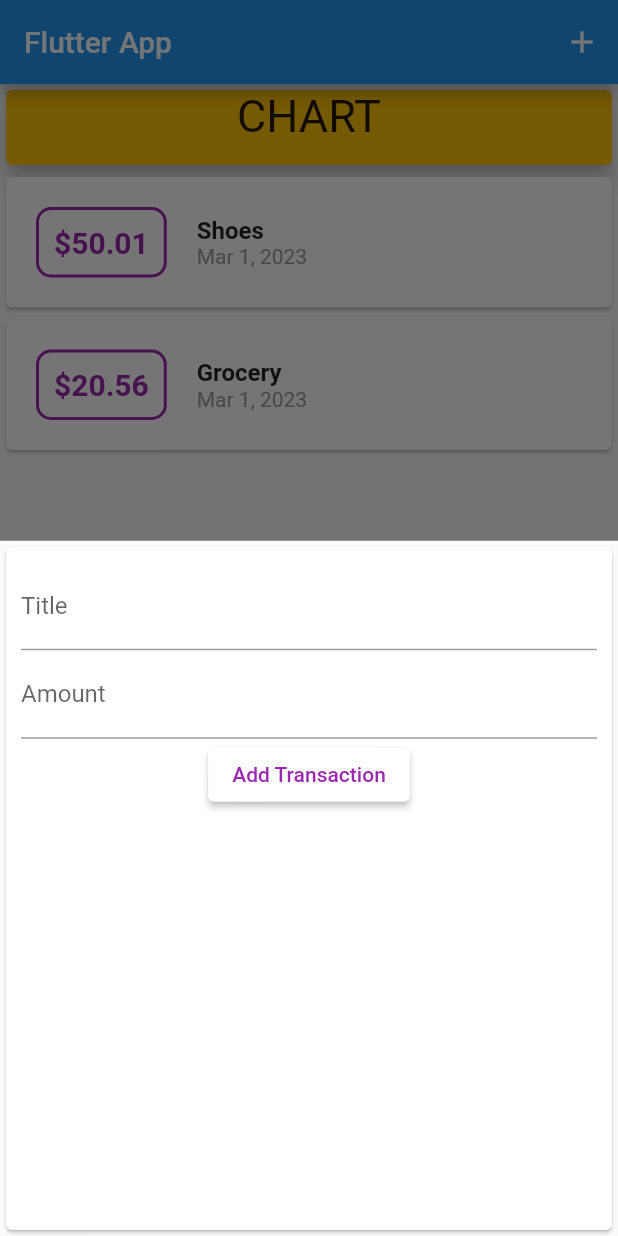
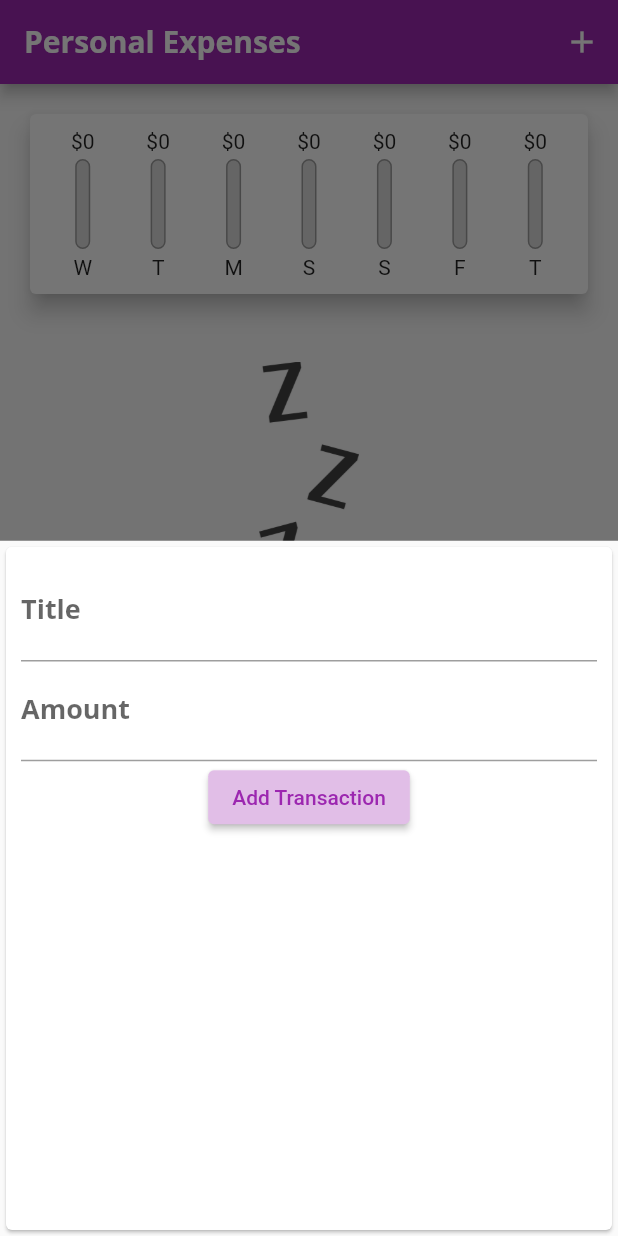
Before and after one commit to sirohiLakshya/expense_tracker, a Flutter app: the screen it shows after launch, after a tap on the "add" icon, on a phone screen of 412 x 824 dp. Run offline on Flutter 3.47's test engine with Material 2 defaults, Android fonts, the phone set to English and light mode, and no system bars.

Commit message:
New Changes

```diff
--- a/lib/main.dart
+++ b/lib/main.dart
@@ -1,6 +1,7 @@
 import 'package:expense_cal/widgets/new_transaction.dart';
 import 'package:flutter/material.dart';
 import './models/transaction.dart';
+import 'widgets/chart.dart';
 import 'widgets/transaction_list.dart';
 
 void main() {
@@ -11,7 +12,23 @@
   @override
   Widget build(BuildContext context) {
     return MaterialApp(
-      title: 'Flutter App',
+      theme: ThemeData(
+        primarySwatch: Colors.purple,
+        fontFamily: 'QuickSand',
+        textTheme: ThemeData.light().textTheme.copyWith(
+                titleMedium: TextStyle(
+              fontFamily: 'OpenSans',
+              fontWeight: FontWeight.bold,
+              fontSize: 18,
+            )),
+        appBarTheme: AppBarTheme(
+          titleTextStyle: TextStyle(
+              fontFamily: 'OpenSans',
+              fontSize: 20,
+              fontWeight: FontWeight.bold),
+        ),
+      ),
+      title: 'Personal Expenses',
       home: MyHomePage(),
     );
   }
@@ -24,19 +41,30 @@
 
 class _MyHomePageState extends State<MyHomePage> {
   final List<Transaction> _userTransactions = [
-    Transaction(
-      amount: 50.01,
-      date: DateTime.now(),
-      id: 't1',
-      title: 'Shoes',
-    ),
-    Transaction(
-      amount: 20.56,
-      date: DateTime.now(),
-      id: 't2',
-      title: 'Grocery',
-    )
+    // Transaction(
+    //   amount: 50.01,
+    //   date: DateTime.now(),
+    //   id: 't1',
+    //   title: 'Shoes',
+    // ),
+    // Transaction(
+    //   amount: 20.56,
+    //   date: DateTime.now(),
+    //   id: 't2',
+    //   title: 'Grocery',
+    // )
   ];
+  List<Transaction> get _recentTransactions {
+    return _userTransactions.where(
+      (tx) {
+        return tx.date.isAfter(
+          DateTime.now().subtract(
+            Duration(days: 7),
+          ),
+        );
+      },
+    ).toList();
+  }
 
   void _addNewTrans(String txTitle, double txAmt) {
     final newTX = Transaction(
@@ -66,7 +94,7 @@
   Widget build(BuildContext context) {
     return Scaffold(
       appBar: AppBar(
-        title: Text('Flutter App'),
+        title: Text('Personal Expenses'),
         actions: [
           IconButton(
             onPressed: () => _startNewTrnx(context),
@@ -79,19 +107,7 @@
           mainAxisAlignment: MainAxisAlignment.start,
           crossAxisAlignment: CrossAxisAlignment.center,
           children: [
-            Card(
-              color: Colors.amber,
-              elevation: 5,
-              child: Container(
-                width: double.infinity,
-                height: 50,
-                child: Text(
-                  'CHART',
-                  style: TextStyle(fontSize: 30),
-                  textAlign: TextAlign.center,
-                ),
-              ),
-            ),
+            Chart(_recentTransactions),
             TransactionList(
               transactions: _userTransactions,
             ),
--- /dev/null
+++ b/lib/widgets/chart.dart
@@ -0,0 +1,72 @@
+import 'package:flutter/material.dart';
+import '../models/transaction.dart';
+import 'package:intl/intl.dart';
+import './chart_bar.dart';
+
+class Chart extends StatelessWidget {
+  final List<Transaction> recentTransactions;
+
+  Chart(this.recentTransactions);
+
+  List<Map<String, Object>> get groupedTransactionValues {
+    return List.generate(
+      7,
+      (index) {
+        final weekDay = DateTime.now().subtract(
+          Duration(days: index),
+        );
+        var totalSum = 0.0;
+        for (var i = 0; i < recentTransactions.length; i++) {
+          if (recentTransactions[i].date.day == weekDay.day &&
+              recentTransactions[i].date.month == weekDay.month &&
+              recentTransactions[i].date.year == weekDay.year) {
+            totalSum += recentTransactions[i].amount;
+          }
+        }
+        print(DateFormat.E().format(weekDay));
+        print(totalSum);
+
+        return {
+          'day': DateFormat.E().format(weekDay).substring(0, 1),
+          'amount': totalSum,
+        };
+      },
+    );
+  }
+
+  double get totalSpending {
+    return groupedTransactionValues.fold(
+      0.0,
+      (sum, item) {
+        return sum + (item['amount'] as double);
+      },
+    );
+  }
+
+  @override
+  Widget build(BuildContext context) {
+    print(groupedTransactionValues);
+    return Card(
+      elevation: 6,
+      margin: EdgeInsets.all(20),
+      child: Padding(
+        padding: EdgeInsets.all(10),
+        child: Row(
+          mainAxisAlignment: MainAxisAlignment.spaceAround,
+          children: groupedTransactionValues.map((data) {
+            return Flexible(
+              fit: FlexFit.tight,
+              child: ChartBar(
+                (data['day'] as String),
+                (data['amount'] as double),
+                totalSpending == 0.0
+                    ? 0.0
+                    : ((data['amount'] as double) / totalSpending),
+              ),
+            );
+          }).toList(),
+        ),
+      ),
+    );
+  }
+}
--- /dev/null
+++ b/lib/widgets/chart_bar.dart
@@ -0,0 +1,50 @@
+import 'package:flutter/material.dart';
+
+class ChartBar extends StatelessWidget {
+  final String label;
+  final double spendingAmount;
+  final double spendingPctOfTotal;
+
+  ChartBar(this.label, this.spendingAmount, this.spendingPctOfTotal);
+
+  @override
+  Widget build(BuildContext context) {
+    return Column(
+      children: [
+        FittedBox(
+          child: Text('\$${spendingAmount.toStringAsFixed(0)}'),
+        ),
+        SizedBox(
+          height: 4,
+        ),
+        Container(
+          height: 60,
+          width: 10,
+          child: Stack(
+            children: [
+              Container(
+                decoration: BoxDecoration(
+                    border: Border.all(color: Colors.grey, width: 1.0),
+                    color: Color.fromRGBO(220, 220, 220, 1),
+                    borderRadius: BorderRadius.circular(20)),
+              ),
+              FractionallySizedBox(
+                heightFactor: spendingPctOfTotal,
+                child: Container(
+                  decoration: BoxDecoration(
+                    color: Theme.of(context).primaryColor,
+                    borderRadius: BorderRadius.circular(20),
+                  ),
+                ),
+              )
+            ],
+          ),
+        ),
+        SizedBox(
+          height: 4,
+        ),
+        Text(label),
+      ],
+    );
+  }
+}
--- a/lib/widgets/new_transaction.dart
+++ b/lib/widgets/new_transaction.dart
@@ -49,13 +49,14 @@
               onSubmitted: (_) => submitData(),
             ),
             ElevatedButton(
-              style: ElevatedButton.styleFrom(backgroundColor: Colors.white),
+              style: ElevatedButton.styleFrom(
+                  backgroundColor: Theme.of(context).primaryColorLight),
               onPressed: () {
                 submitData;
               },
               child: Text(
                 'Add Transaction',
-                style: TextStyle(color: Colors.purple),
+                style: TextStyle(color: Theme.of(context).primaryColor),
               ),
             )
           ],
--- a/lib/widgets/transaction_list.dart
+++ b/lib/widgets/transaction_list.dart
@@ -9,7 +9,22 @@
   Widget build(BuildContext context) {
     return Container(
       height: 450,
-      child: ListView.builder(
+      child: transactions.isEmpty
+          ? Column(
+              children: [
+                Container(
+                  padding: EdgeInsets.all(25),
+                  height: 200,
+                  child: Image.asset('assets/images/waiting.png',
+                      fit: BoxFit.cover),
+                ),
+                Text(
+                  'No transactions added yet!',
+                  style: Theme.of(context).textTheme.titleMedium,
+                ),
+              ],
+            )
+          : ListView.builder(
               itemCount: transactions.length,
               itemBuilder: (ctx, index) {
                 return Card(
@@ -21,12 +36,13 @@
                             Radius.circular(10),
                           ),
                           border: Border.all(
-                      color: Colors.purple,
+                            color: Theme.of(context).primaryColor,
                             width: 2,
                           ),
                         ),
                         padding: EdgeInsets.all(10),
-                  margin: EdgeInsets.symmetric(horizontal: 20, vertical: 20),
+                        margin:
+                            EdgeInsets.symmetric(horizontal: 20, vertical: 20),
                         child: Text(
                           '\$${transactions[index].amount.toStringAsFixed(2)}',
                           style: TextStyle(
@@ -39,15 +55,12 @@
                       Column(
                         crossAxisAlignment: CrossAxisAlignment.start,
                         children: [
+                          Text(transactions[index].title,
+                              style: Theme.of(context).textTheme.titleMedium),
                           Text(
-                      transactions[index].title,
-                      style: TextStyle(
-                        fontSize: 16,
-                        fontWeight: FontWeight.bold,
-                      ),
-                    ),
-                    Text(
-                      DateFormat().add_yMMMd().format(transactions[index].date),
+                            DateFormat()
+                                .add_yMMMd()
+                                .format(transactions[index].date),
                             style: TextStyle(
                               color: Colors.grey,
                             ),
```
Also changed, not shown: pubspec.yaml (+13 -8 lines), assets/fonts/OpenSans-Bold.ttf (added), assets/fonts/OpenSans-Regular.ttf (added), assets/fonts/Quicksand-Bold.ttf (added), assets/fonts/Quicksand-Light.ttf (added), assets/fonts/Quicksand-Medium.ttf (added), assets/fonts/Quicksand-Regular.ttf (added), assets/images/waiting.png (added). Lines whose indentation alone changed are shown as unchanged.
